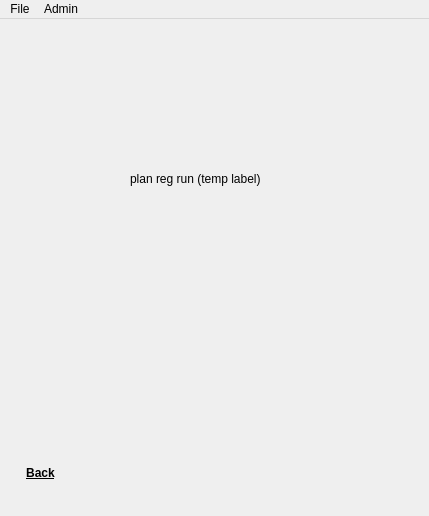
Qt form form/mainwindow.ui (dank-devz/effective-octo-meme) before a commit.
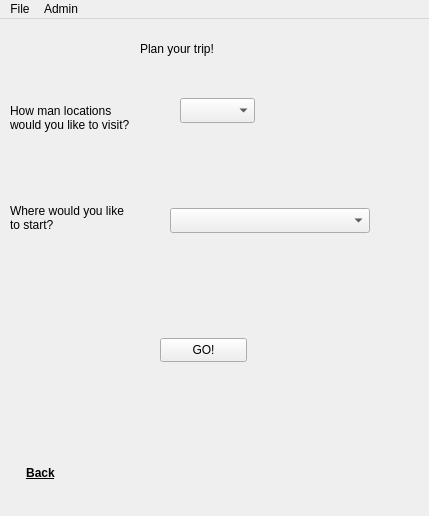
The same form after that commit. The open tabs and pages were chosen to show the change.

Commit message: Gui layed out but not connected to values

Patch:
```diff
--- a/form/mainwindow.ui
+++ b/form/mainwindow.ui
@@ -161,14 +161,14 @@
      <widget class="QLabel" name="label_2">
       <property name="geometry">
        <rect>
-        <x>130</x>
-        <y>150</y>
-        <width>241</width>
+        <x>140</x>
+        <y>20</y>
+        <width>121</width>
         <height>22</height>
        </rect>
       </property>
       <property name="text">
-       <string>plan reg run (temp label)</string>
+       <string>Plan your trip!</string>
       </property>
      </widget>
      <widget class="QPushButton" name="planRegularTrip_pushButton_back">
@@ -194,6 +194,77 @@
        <bool>true</bool>
       </property>
      </widget>
+     <widget class="QComboBox" name="planRegularTrip_comboBox_startingLocation">
+      <property name="geometry">
+       <rect>
+        <x>170</x>
+        <y>190</y>
+        <width>200</width>
+        <height>25</height>
+       </rect>
+      </property>
+     </widget>
+     <widget class="QComboBox" name="planRegularTrip_comboBox_numberOfStops">
+      <property name="geometry">
+       <rect>
+        <x>180</x>
+        <y>80</y>
+        <width>75</width>
+        <height>25</height>
+       </rect>
+      </property>
+     </widget>
+     <widget class="QLabel" name="planRegularTrip_label_promptLocations">
+      <property name="geometry">
+       <rect>
+        <x>10</x>
+        <y>70</y>
+        <width>120</width>
+        <height>60</height>
+       </rect>
+      </property>
+      <property name="text">
+       <string>How man locations would you like to visit?</string>
+      </property>
+      <property name="wordWrap">
+       <bool>true</bool>
+      </property>
+     </widget>
+     <widget class="QLabel" name="planRegularTrip_label_promptStart">
+      <property name="geometry">
+       <rect>
+        <x>10</x>
+        <y>170</y>
+        <width>120</width>
+        <height>60</height>
+       </rect>
+      </property>
+      <property name="text">
+       <string>Where would you like to start?</string>
+      </property>
+      <property name="wordWrap">
+       <bool>true</bool>
+      </property>
+     </widget>
+     <widget class="QPushButton" name="planRegularTrip_pushButton_go">
+      <property name="geometry">
+       <rect>
+        <x>160</x>
+        <y>320</y>
+        <width>87</width>
+        <height>24</height>
+       </rect>
+      </property>
+      <property name="font">
+       <font>
+        <weight>50</weight>
+        <bold>false</bold>
+       </font>
+      </property>
+      <property name="text">
+       <string>GO!</string>
+      </property>
+     </widget>
     </widget>
     <widget class="QWidget" name="page_planCustomFoodRun">
      <widget class="QLabel" name="label_3">
```
Left out of the diff: 10 changed lines with no effect on the pictures.
